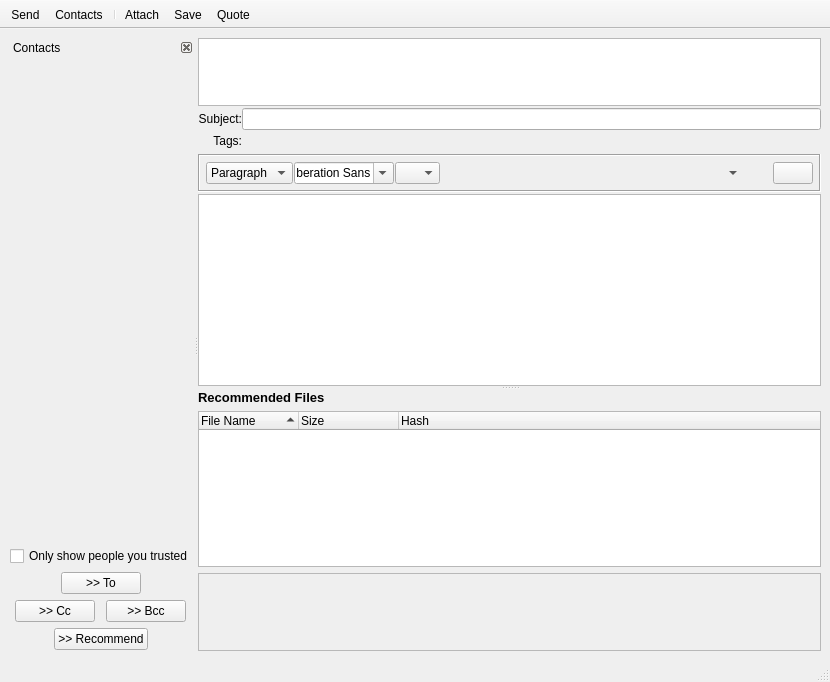
First picture: the form in retroshare-gui/src/gui/msgs/MessageComposer.ui, repository RetroShare/RetroShare, before the edit.
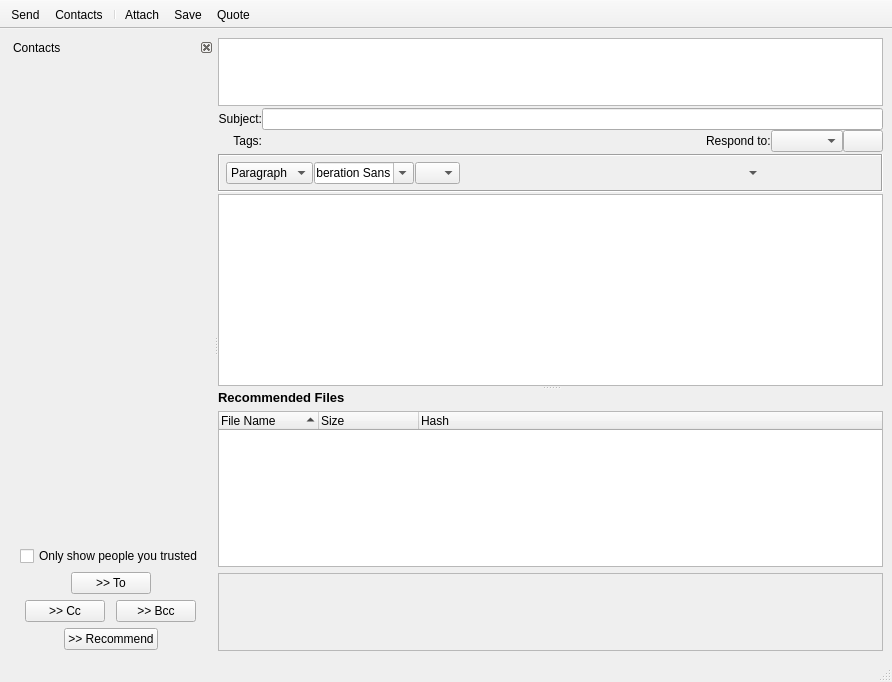
Second picture: the form after the edit. Icons and pictures are not drawn. Custom widgets are drawn as their Qt base class.

Commit message: added code to transmit the sender GXS id in the message widget. Still need to make distant message links work

Patch:
```diff
--- a/retroshare-gui/src/gui/msgs/MessageComposer.ui
+++ b/retroshare-gui/src/gui/msgs/MessageComposer.ui
@@ -6,7 +6,7 @@
    <rect>
     <x>0</x>
     <y>0</y>
-    <width>796</width>
+    <width>892</width>
     <height>682</height>
    </rect>
   </property>
@@ -641,23 +641,6 @@
                 </property>
                </widget>
               </item>
-              <item row="0" column="15">
-               <widget class="QPushButton" name="signMessage_CB">
-                <property name="toolTip">
-                 <string>&lt;html&gt;&lt;head/&gt;&lt;body&gt;&lt;p&gt;Cryptographically sign message to distant peers. This is prevents intermediate peers to spoof your identity.&lt;/p&gt;&lt;/body&gt;&lt;/html&gt;</string>
-                </property>
-                <property name="text">
-                 <string/>
-                </property>
-                <property name="icon">
-                 <iconset resource="../images.qrc">
-                  <normaloff>:/images/stock_signature_ok.png</normaloff>:/images/stock_signature_ok.png</iconset>
-                </property>
-                <property name="checkable">
-                 <bool>true</bool>
-                </property>
-               </widget>
-              </item>
              </layout>
             </item>
            </layout>
@@ -728,7 +711,7 @@
              </property>
             </widget>
            </item>
-           <item row="0" column="1" colspan="5">
+           <item row="0" column="1" colspan="7">
             <widget class="QLineEdit" name="titleEdit"/>
            </item>
            <item row="1" column="0">
@@ -762,6 +745,16 @@
             </widget>
            </item>
            <item row="1" column="3">
+            <layout class="QHBoxLayout" name="tagLayout"/>
+           </item>
+           <item row="1" column="4">
+            <widget class="QLabel" name="label_2">
+             <property name="text">
+              <string>Respond to:</string>
+             </property>
+            </widget>
+           </item>
+           <item row="1" column="2">
             <spacer name="horizontalSpacer">
              <property name="orientation">
               <enum>Qt::Horizontal</enum>
@@ -774,8 +767,25 @@
              </property>
             </spacer>
            </item>
-           <item row="1" column="2">
-            <layout class="QHBoxLayout" name="tagLayout"/>
+           <item row="1" column="5">
+            <widget class="QComboBox" name="respond_to_CB"/>
+           </item>
+           <item row="1" column="6">
+            <widget class="QPushButton" name="signMessage_CB">
+             <property name="toolTip">
+              <string>&lt;html&gt;&lt;head/&gt;&lt;body&gt;&lt;p&gt;Cryptographically sign message to distant peers. This is prevents intermediate peers to spoof your identity.&lt;/p&gt;&lt;/body&gt;&lt;/html&gt;</string>
+             </property>
+             <property name="text">
+              <string/>
+             </property>
+             <property name="icon">
+              <iconset resource="../images.qrc">
+               <normaloff>:/images/stock_signature_ok.png</normaloff>:/images/stock_signature_ok.png</iconset>
+             </property>
+             <property name="checkable">
+              <bool>true</bool>
+             </property>
+            </widget>
            </item>
           </layout>
          </item>
```
Left out of the diff: 2 changed lines with no effect on the pictures. The commit also changes 4 other files.
